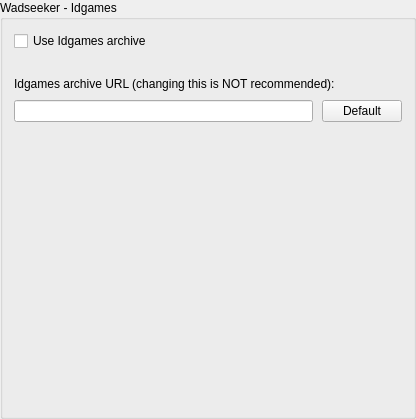
Qt form src/core/gui/configuration/cfgwadseekeridgames.ui (Destroyerrrocket/doomseeker-unofficial) before a commit.
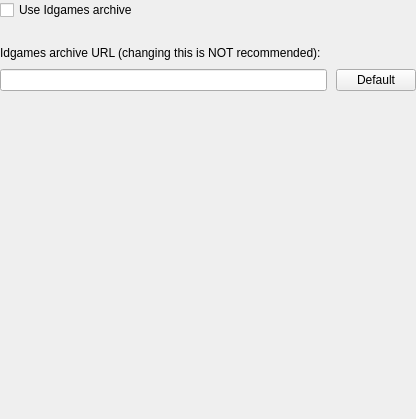
The same form after that commit.

Commit message: - All configuration pages are now descendants of QWidget rather than QGroupBox. Configuration dialog is responsible for spawning the groupbox and inserting page within.

The edit to the form file:
```diff
--- a/src/core/gui/configuration/cfgwadseekeridgames.ui
+++ b/src/core/gui/configuration/cfgwadseekeridgames.ui
@@ -1,7 +1,7 @@
 <?xml version="1.0" encoding="UTF-8"?>
 <ui version="4.0">
  <class>CFGWadseekerIdgames</class>
- <widget class="QGroupBox" name="CFGWadseekerIdgames">
+ <widget class="QWidget" name="CFGWadseekerIdgames">
   <property name="geometry">
    <rect>
     <x>0</x>
@@ -10,13 +10,10 @@
     <height>419</height>
    </rect>
   </property>
-  <property name="windowTitle">
-   <string>GroupBox</string>
-  </property>
-  <property name="title">
-   <string>Wadseeker - Idgames</string>
-  </property>
   <layout class="QVBoxLayout" name="verticalLayout_2">
+   <property name="margin">
+    <number>0</number>
+   </property>
    <item>
     <widget class="QCheckBox" name="cbUseIdgames">
      <property name="text">
```
The commit also changes 29 other files.
